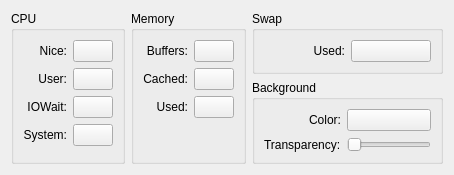
This is applets/systemloadviewer/coloursconfig.ui in KDE/kdeplasma-addons as Qt 5 draws it before an edit. The edited form follows.
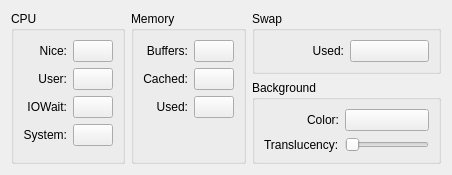
This is the edited form. Custom widgets are drawn as their Qt base class.

Commit message: probably more correct in terms of visibility

```diff
--- a/applets/systemloadviewer/coloursconfig.ui
+++ b/applets/systemloadviewer/coloursconfig.ui
@@ -380,7 +380,7 @@
         <item row="1" column="0" >
          <widget class="QLabel" name="label" >
           <property name="text" >
-           <string>Transparency:</string>
+           <string>Translucency:</string>
           </property>
          </widget>
         </item>
```
